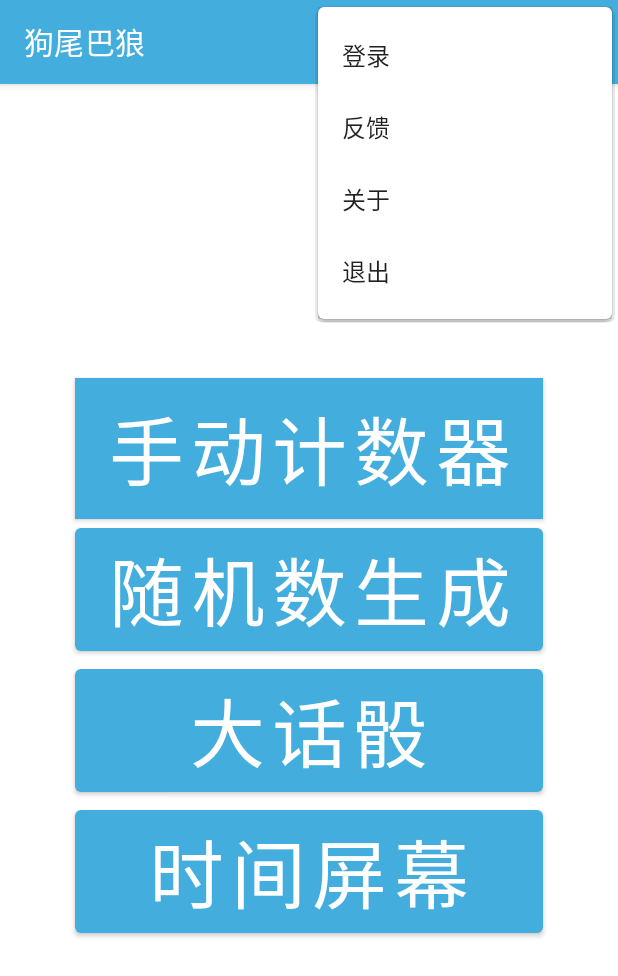
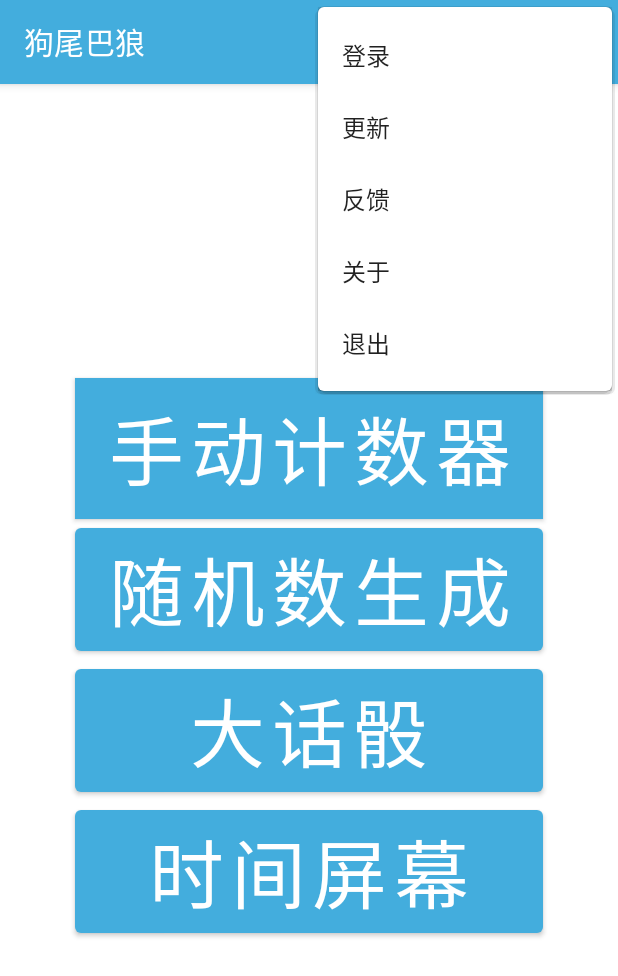
Before and after one commit to Dagwbl/Dagwbl_ANDROID, an Android app: the screen it shows after launch (MainActivity), with the options menu open, on a phone screen of 412 x 824 dp. Shown: the top 976 px of the screen. Run offline under Robolectric (Android 15) with nearby library versions, the phone set to English and light mode, and no system bars.

Commit message:
添加更新功能

```diff
--- a/app/build.gradle
+++ b/app/build.gradle
@@ -20,8 +20,8 @@ android {
         applicationId "com.dagwbl.myapplication"
         minSdkVersion 24
         targetSdkVersion 30
-        versionCode 23
-        versionName "2.3"
+        versionCode 25
+        versionName "0.2.3"
 
         testInstrumentationRunner "androidx.test.runner.AndroidJUnitRunner"
     }
--- a/app/src/main/java/com/dagwbl/myapplication/MainActivity.java
+++ b/app/src/main/java/com/dagwbl/myapplication/MainActivity.java
@@ -38,6 +38,12 @@ public class MainActivity extends AppCompatActivity {
                 //TODO
                 intent = new Intent(Intent.ACTION_VIEW);
                 intent.setData(Uri.parse("https://github.com/Dagwbl/Dagwbl_ANDROID/issues"));
+                startActivity(intent);
+                break;
+            case R.id.menu_update:
+                //TODO
+                intent = new Intent(Intent.ACTION_VIEW);
+                intent.setData(Uri.parse("https://github.com/Dagwbl/Dagwbl_ANDROID/releases"));
                 startActivity(intent);
                 break;
             case R.id.menu_about:
--- a/app/src/main/res/menu/main.xml
+++ b/app/src/main/res/menu/main.xml
@@ -5,11 +5,15 @@
         android:id="@+id/menu_userLogin"
         android:title="登录" />
     <item
+        android:id="@+id/menu_update"
+        android:title="@string/update" />
+    <item
         android:id="@+id/menu_about"
         android:title="反馈" />
     <item
         android:id="@+id/menu_feedBack"
         android:title="关于" />
+
     <item
         android:id="@+id/menu_exit"
         android:title="退出" />
--- a/app/src/main/res/values/strings.xml
+++ b/app/src/main/res/values/strings.xml
@@ -3,4 +3,5 @@
     <string name="page_1_name">手动计数器</string>
     <string name="page_2_name">随机数生成</string>
     <string name="page_3_name">大话骰</string>
+    <string name="update">更新</string>
 </resources>
```
Also changed, not shown: 2 other files.
